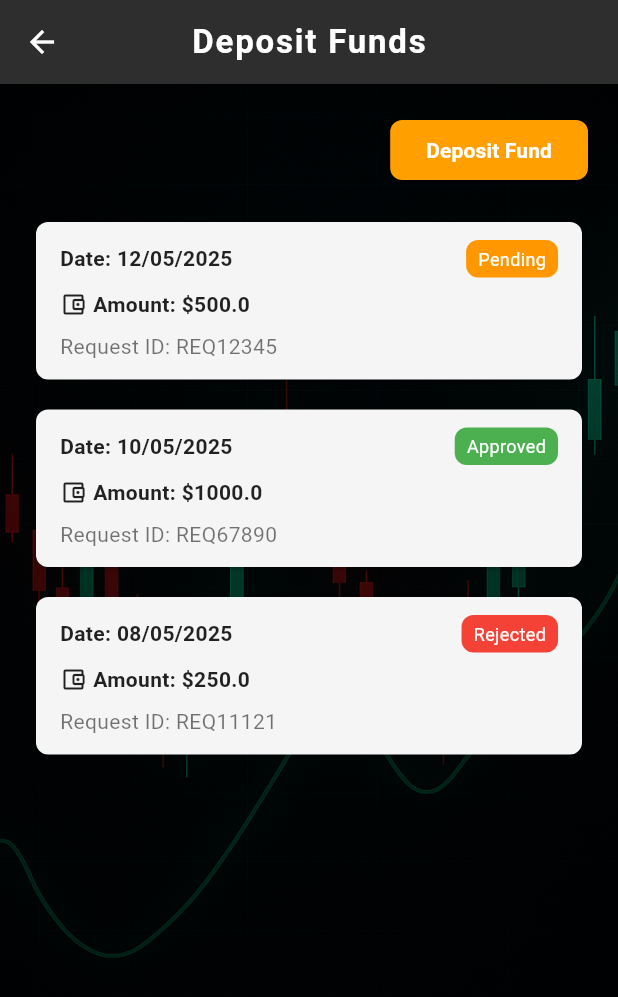
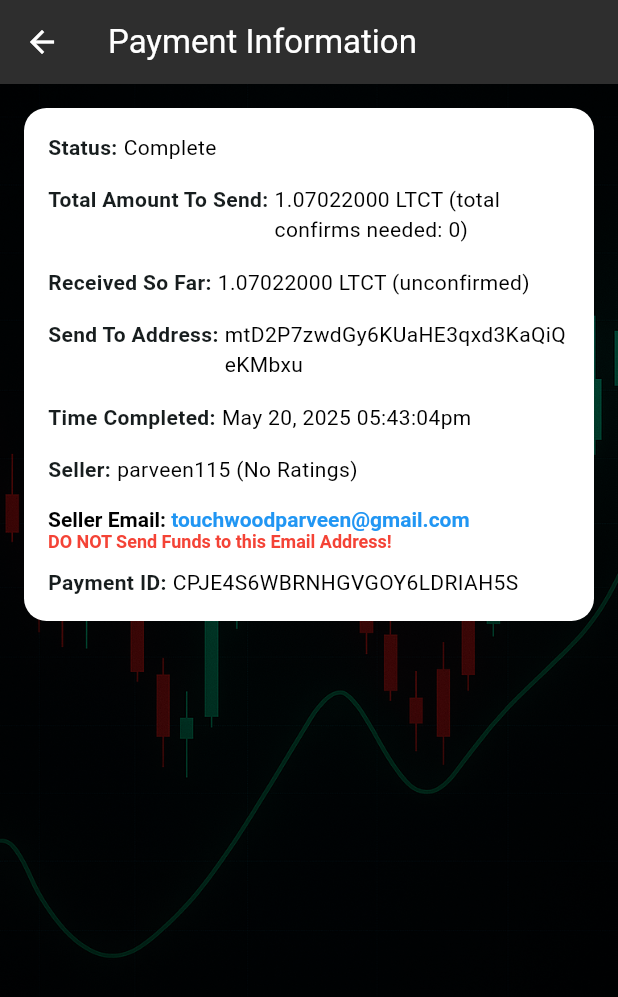
Before and after one commit to businessvivek3600/fx-crm, a Flutter app: the DepositFundScreen screen opened directly, after a tap on "Deposit Fund", on a phone screen of 412 x 824 dp. Shown: the top 997 px of the screen. Run offline on Flutter 3.47's test engine with Material 3 defaults, Android fonts, the phone set to English and light mode, and no system bars; our stand-ins replace awesome_dialog, country_picker, dio, firebase_core, firebase_messaging, fl_chart and 15 more; accounts and stored records are empty; network calls fail.

Commit message:
working on payment info

```diff
--- /dev/null
+++ b/lib/view/component/drawer_component/component/funds/component/payment_info.dart
@@ -0,0 +1,144 @@
+import 'package:flutter/material.dart';
+import 'package:fx_crm/widgets/bg_container.dart';
+import 'package:pretty_qr_code/pretty_qr_code.dart';
+
+class PaymentInfoScreen extends StatelessWidget {
+  final String status = "Complete"; // ← Change this to test other states
+
+  @override
+  Widget build(BuildContext context) {
+    return BackgroundContainer(
+      child: Scaffold(
+        backgroundColor: Colors.transparent,
+        appBar: AppBar(title: const Text("Payment Information")),
+        body: SingleChildScrollView(
+          child: Padding(
+            padding: const EdgeInsets.all(16),
+            child: Container(
+              padding: const EdgeInsets.all(16),
+              decoration: BoxDecoration(
+                color: Colors.white,
+                borderRadius: BorderRadius.circular(15),
+              ),
+              child: Column(
+                crossAxisAlignment: CrossAxisAlignment.start,
+                children: status == "Complete"
+                    ? _buildCompletedContent()
+                    : _buildPendingContent(),
+              ),
+            ),
+          ),
+        ),
+      ),
+    );
+  }
+
+  List<Widget> _buildCompletedContent() {
+    return [
+      _infoRow("Status:", "Complete"),
+      const SizedBox(height: 15),
+      _infoRow("Total Amount To Send:", "1.07022000 LTCT (total confirms needed: 0)"),
+      const SizedBox(height: 15),
+      _infoRow("Received So Far:", "1.07022000 LTCT (unconfirmed)"),
+      const SizedBox(height: 15),
+      _infoRow("Send To Address:", "mtD2P7zwdGy6KUaHE3qxd3KaQiQeKMbxu"),
+      const SizedBox(height: 15),
+      _infoRow("Time Completed:", "May 20, 2025 05:43:04pm"),
+      const SizedBox(height: 15),
+      _infoRow("Seller:", "parveen115 (No Ratings)"),
+      const SizedBox(height: 15),
+      RichText(
+        text: const TextSpan(
+          text: 'Seller Email: ',
+          style: TextStyle(color: Colors.black, fontWeight: FontWeight.bold),
+          children: [
+            TextSpan(
+              text: 'touchwoodparveen@gmail.com\n',
+              style: TextStyle(color: Colors.blue),
+            ),
+            TextSpan(
+              text: 'DO NOT Send Funds to this Email Address!',
+              style: TextStyle(color: Colors.red, fontWeight: FontWeight.bold, fontSize: 12),
+            ),
+          ],
+        ),
+      ),
+      const SizedBox(height: 10),
+      _infoRow("Payment ID:", "CPJE4S6WBRNHGVGOY6LDRIAH5S"),
+    ];
+  }
+
+  List<Widget> _buildPendingContent() {
+    return [
+      _infoRow("Status:", "Cancelled / Timed Out"),
+      const SizedBox(height: 15),
+      _infoRow("Total Amount To Send:", "10.71516000 LTCT (total confirms needed: 0)"),
+      const SizedBox(height: 15),
+      _infoRow("Received So Far:", "0.00000000 LTCT (unconfirmed)"),
+      const SizedBox(height: 10),
+      _infoRow("Balance Remaining:", "10.71516 LTCT", valueColor: Colors.blue),
+      const Divider(height: 32),
+      Center(
+        child: SizedBox(
+          height: 170,
+          width: 170,
+          child: PrettyQrView.data(
+            data: "mfojhWCIn436WTwNIPfZpQSyyrvMBaA3jm", // Replace with dynamic address if needed
+            decoration: const PrettyQrDecoration(
+              image: PrettyQrDecorationImage(
+                image: AssetImage("assets/images/download.png"), // Optional logo in QR
+              ),
+            ),
+          ),
+        ),
+      ),
+
+      const SizedBox(height: 10),
+      _infoRow("Send To Address:", "mfojhWCIn436WTwNIPfZpQSyyrvMBaA3jm"),
+      const SizedBox(height: 8),
+      _infoRow("Seller:", "parveen115"),
+      const SizedBox(height: 8),
+      RichText(
+        text: const TextSpan(
+          text: 'Seller Email: ',
+          style: TextStyle(color: Colors.black, fontWeight: FontWeight.bold),
+          children: [
+            TextSpan(
+              text: 'touchwoodparveen@gmail.com\n',
+              style: TextStyle(color: Colors.blue),
+            ),
+            TextSpan(
+              text: 'DO NOT Send Funds to this Email Address!',
+              style: TextStyle(color: Colors.red, fontWeight: FontWeight.bold, fontSize: 12),
+            ),
+          ],
+        ),
+      ),
+      const SizedBox(height: 20),
+      _infoRow("Leave Feedback:", "You will be able to leave feedback once this transaction is completed."),
+      const SizedBox(height: 10),
+      _infoRow("Payment ID:", "CPJE46Q00RL9O2G531R5QTC1R6"),
+    ];
+  }
+
+  Widget _infoRow(String label, String value, {Color valueColor = Colors.black}) {
+    return Row(
+      crossAxisAlignment: CrossAxisAlignment.start,
+      mainAxisAlignment: MainAxisAlignment.spaceBetween,
+      children: [
+        Text(label, style: const TextStyle(fontWeight: FontWeight.bold)),
+        const SizedBox(width: 4),
+        Expanded(child: Text(value, style: TextStyle(color: valueColor))),
+      ],
+    );
+  }
+
+  Widget _ratingOption(String label, Color color) {
+    return Row(
+      children: [
+        Radio(value: label, groupValue: null, onChanged: (_) {}),
+        Text(label, style: TextStyle(color: color),textAlign: TextAlign.justify,),
+      ],
+    );
+  }
+}
--- a/lib/view/component/drawer_component/component/funds/deposit_fund.dart
+++ b/lib/view/component/drawer_component/component/funds/deposit_fund.dart
@@ -1,6 +1,7 @@
 import 'package:flutter/material.dart';
 
 import '../../../../../widgets/bg_container.dart';
+import 'component/payment_info.dart';
 
 class DepositFundScreen extends StatelessWidget {
   const DepositFundScreen({super.key});
@@ -57,7 +58,7 @@ class DepositFundScreen extends StatelessWidget {
                   // ),
                   ElevatedButton(
                     onPressed: () {
-                      // Add Deposit Fund logic
+                    Navigator.push(context, MaterialPageRoute(builder: (context) => PaymentInfoScreen(),));
                     },
                     style: ElevatedButton.styleFrom(
                       backgroundColor: Colors.amber.shade700,
--- a/pubspec.yaml
+++ b/pubspec.yaml
@@ -42,6 +42,7 @@ dependencies:
   sqflite: ^2.4.1
   path: ^1.9.1
   lottie: ^3.3.1
+  pretty_qr_code: ^3.4.0
 
 dev_dependencies:
   flutter_test:
```
Also changed, not shown: pubspec.lock.
